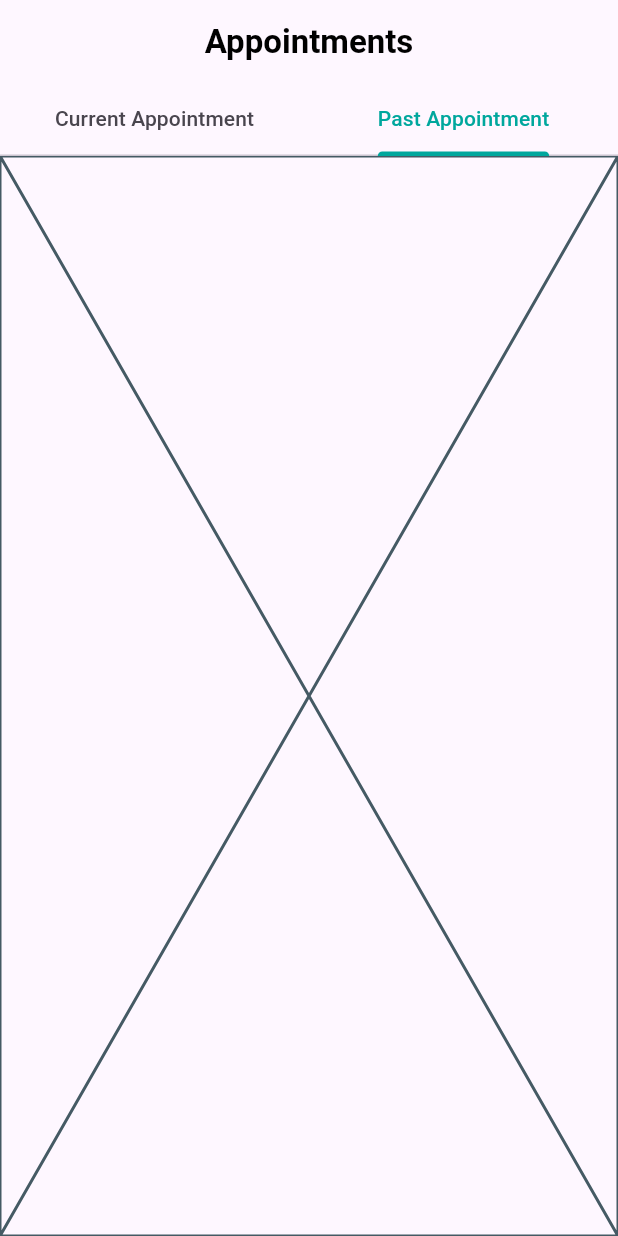
After one commit to fwdAndroid/irrish_driving, a Flutter app: the BookingPage screen opened directly, on a phone screen of 412 x 824 dp. The commit adds this screen. Run offline on Flutter 3.47's test engine with Material 2 defaults, Android fonts, the phone set to English and light mode, and no system bars; our stand-ins replace cloud_firestore, country_code_picker, firebase_auth, firebase_core, firebase_storage, form_field_validator and 5 more; missing offline and left inert: pay, webview_flutter_android, webview_flutter_wkwebview; accounts and stored records are empty.

Commit message:
tabbar ready

```diff
--- a/lib/screens/dashboard/booking_page.dart
+++ b/lib/screens/dashboard/booking_page.dart
@@ -1,5 +1,7 @@
-import 'package:flutter/foundation.dart';
 import 'package:flutter/material.dart';
+import 'package:irrish_driving/screens/tabs/current_appointment.dart';
+import 'package:irrish_driving/screens/tabs/past_appointment.dart';
+import 'package:irrish_driving/widgets/colors.dart';
 
 class BookingPage extends StatefulWidget {
   const BookingPage({super.key});
@@ -11,6 +13,37 @@ class BookingPage extends StatefulWidget {
 class _BookingPageState extends State<BookingPage> {
   @override
   Widget build(BuildContext context) {
-    return const Placeholder();
+    return DefaultTabController(
+      initialIndex: 1,
+      length: 2,
+      child: Scaffold(
+        appBar: AppBar(
+          centerTitle: true,
+          automaticallyImplyLeading: false,
+          title: const Text(
+            'Appointments',
+            style: TextStyle(
+              color: colorBlack,
+              fontWeight: FontWeight.w600,
+            ),
+          ),
+          bottom: const TabBar(
+            labelColor: mainColor,
+            indicatorColor: mainColor,
+            tabs: <Widget>[
+              Tab(
+                text: "Current Appointment",
+              ),
+              Tab(
+                text: "Past Appointment",
+              ),
+            ],
+          ),
+        ),
+        body: const TabBarView(
+          children: <Widget>[CurrentAppointment(), PastAppointment()],
+        ),
+      ),
+    );
   }
 }
--- /dev/null
+++ b/lib/screens/tabs/current_appointment.dart
@@ -0,0 +1,15 @@
+import 'package:flutter/material.dart';
+
+class CurrentAppointment extends StatefulWidget {
+  const CurrentAppointment({super.key});
+
+  @override
+  State<CurrentAppointment> createState() => _CurrentAppointmentState();
+}
+
+class _CurrentAppointmentState extends State<CurrentAppointment> {
+  @override
+  Widget build(BuildContext context) {
+    return const Placeholder();
+  }
+}
--- /dev/null
+++ b/lib/screens/tabs/past_appointment.dart
@@ -0,0 +1,15 @@
+import 'package:flutter/material.dart';
+
+class PastAppointment extends StatefulWidget {
+  const PastAppointment({super.key});
+
+  @override
+  State<PastAppointment> createState() => _PastAppointmentState();
+}
+
+class _PastAppointmentState extends State<PastAppointment> {
+  @override
+  Widget build(BuildContext context) {
+    return const Placeholder();
+  }
+}
```
